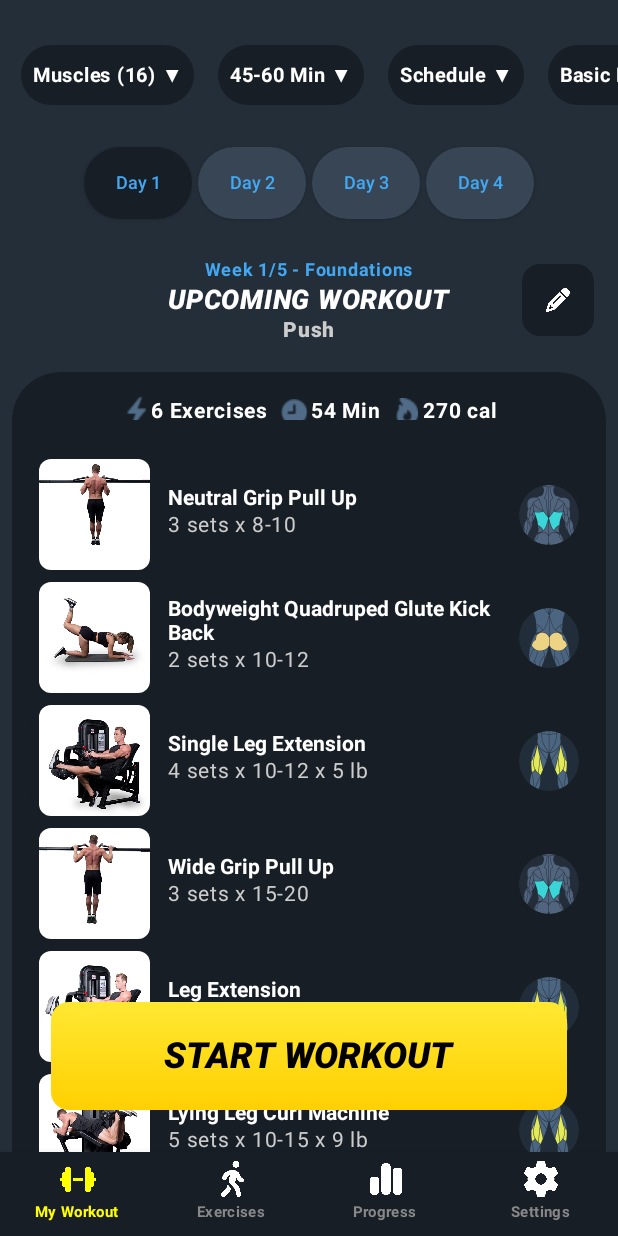
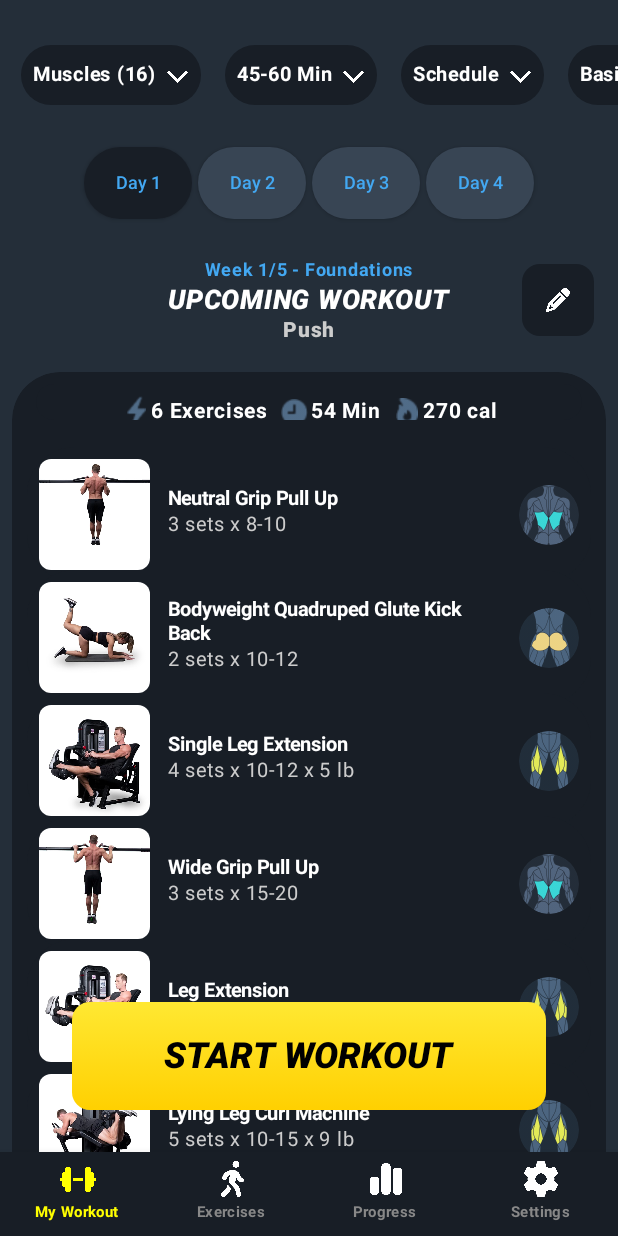
Before and after one commit to itay64/MyWorkoutApp, an Android app built with Jetpack Compose: the screen it shows after launch (MainActivity), on a phone screen of 412 x 824 dp. Run offline under Robolectric (Android 15) with nearby library versions, the phone set to English and light mode, and no system bars.

Commit message:
Made the text in the exercise description slightly smaller. Made the start workout button slightly smaller. Added the right downward chevron icon in the top scrollbar.

```diff
--- a/app/src/main/java/gg/pignet/myworkoutapp/ui/Content.kt
+++ b/app/src/main/java/gg/pignet/myworkoutapp/ui/Content.kt
@@ -29,7 +29,6 @@ import androidx.compose.ui.graphics.Color
 import androidx.compose.ui.res.painterResource
 import androidx.compose.ui.text.TextStyle
 import androidx.compose.ui.text.font.FontWeight
-import androidx.compose.ui.unit.TextUnit
 import androidx.compose.ui.unit.dp
 import androidx.compose.ui.unit.sp
 import gg.pignet.myworkoutapp.MainActivity
@@ -89,7 +88,7 @@ fun WorkoutContent(exercises: List<Exercise>, activity: MainActivity) {
                         ) {
                             Text(
                                 text = exercise.exercise_name,
-                                fontSize = 14.sp,
+                                fontSize = 13.sp,
                                 fontWeight = FontWeight.Bold,
                                 color = Color.White,
                                 style = TextStyle(lineHeight = 16.sp)
@@ -98,7 +97,7 @@ fun WorkoutContent(exercises: List<Exercise>, activity: MainActivity) {
                                 "${exercise.amount_of_sets} sets x ${exercise.rep_range}"
                             else
                                 "${exercise.amount_of_sets} sets x ${exercise.rep_range} x ${formatDouble(exercise.weight_amount)} lb"
-                            Text(text = weightText, fontSize = 14.sp, color = Color.LightGray)
+                            Text(text = weightText, fontSize = 13.sp, color = Color.LightGray)
                         }
                         Spacer(modifier = Modifier.width(8.dp))
                         val muscleGroupResId = getDrawableResId(exercise.muscle_group_image)
--- a/app/src/main/java/gg/pignet/myworkoutapp/ui/Scrollbar.kt
+++ b/app/src/main/java/gg/pignet/myworkoutapp/ui/Scrollbar.kt
@@ -4,19 +4,26 @@ import androidx.compose.foundation.background
 import androidx.compose.foundation.horizontalScroll
 import androidx.compose.foundation.layout.Box
 import androidx.compose.foundation.layout.Row
+import androidx.compose.foundation.layout.Spacer
 import androidx.compose.foundation.layout.fillMaxWidth
 import androidx.compose.foundation.layout.height
 import androidx.compose.foundation.layout.offset
 import androidx.compose.foundation.layout.padding
+import androidx.compose.foundation.layout.size
+import androidx.compose.foundation.layout.width
 import androidx.compose.foundation.rememberScrollState
 import androidx.compose.foundation.shape.RoundedCornerShape
+import androidx.compose.material.Icon
 import androidx.compose.material.Text
 import androidx.compose.runtime.Composable
+import androidx.compose.ui.Alignment
 import androidx.compose.ui.Modifier
 import androidx.compose.ui.graphics.Color
+import androidx.compose.ui.res.painterResource
 import androidx.compose.ui.text.font.FontWeight
 import androidx.compose.ui.unit.dp
 import androidx.compose.ui.unit.sp
+import gg.pignet.myworkoutapp.R
 import gg.pignet.myworkoutapp.color.SecondaryColor
 
 @Composable
@@ -35,21 +42,28 @@ fun TopScrollbar() {
                 .padding(6.dp)
         ) {
             val items = listOf(
-                "Muscles (16) ▼", "45-60 Min ▼", "Schedule ▼",
-                "Basic Exercises ▼", "Equipment (64) ▼", "Goals (1) ▼", "Refresh Plan ▼"
+                "Muscles (16)", "45-60 Min", "Schedule",
+                "Basic Exercises", "Equipment (64)", "Goals (1)", "Refresh Plan"
             )
 
             items.forEach { text ->
-                Text(
-                    text = text,
+                val color = Color.White
+                Row(
                     modifier = Modifier
                         .padding(horizontal = 8.dp)
                         .background(SecondaryColor, shape = RoundedCornerShape(32.dp))
                         .padding(8.dp),
-                    fontSize = 13.sp,
-                    color = Color.White,
-                    fontWeight = FontWeight.Bold
-                )
+                    verticalAlignment = Alignment.CenterVertically
+                ){
+                    Text(
+                        text = text,
+                        fontSize = 13.sp,
+                        color = color,
+                        fontWeight = FontWeight.Bold
+                    )
+                    Spacer(Modifier.width(6.dp))
+                    Icon(painter = painterResource(R.drawable.chevron_down), null, tint = color, modifier = Modifier.size(15.dp))
+                }
             }
         }
     }
--- a/app/src/main/java/gg/pignet/myworkoutapp/ui/StartWorkoutButton.kt
+++ b/app/src/main/java/gg/pignet/myworkoutapp/ui/StartWorkoutButton.kt
@@ -28,7 +28,7 @@ fun StartWorkoutButton(
     Button(
         onClick = {},
         modifier = modifier
-            .width(344.dp)
+            .width(316.dp)
             .height(72.dp)
             .background(gradient, RoundedCornerShape(12.dp)),
         elevation = null,
```
Also changed, not shown: app/src/main/res/drawable/chevron_down.png (added).
